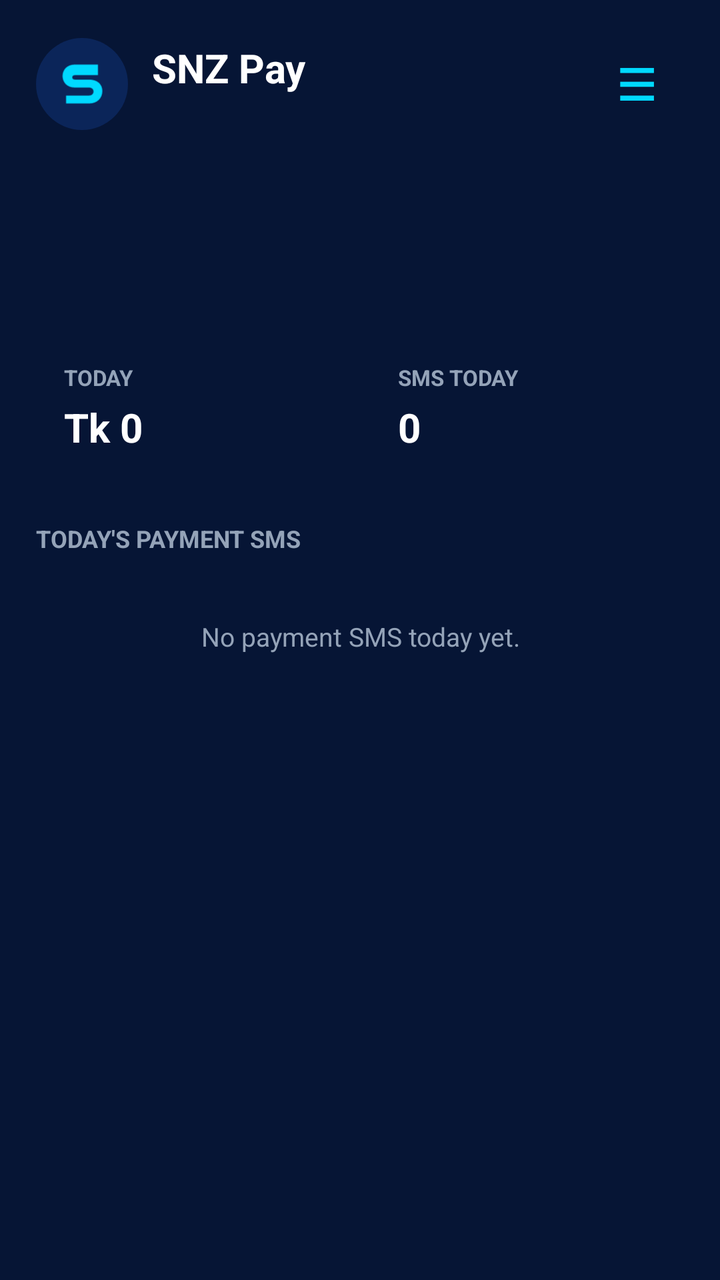
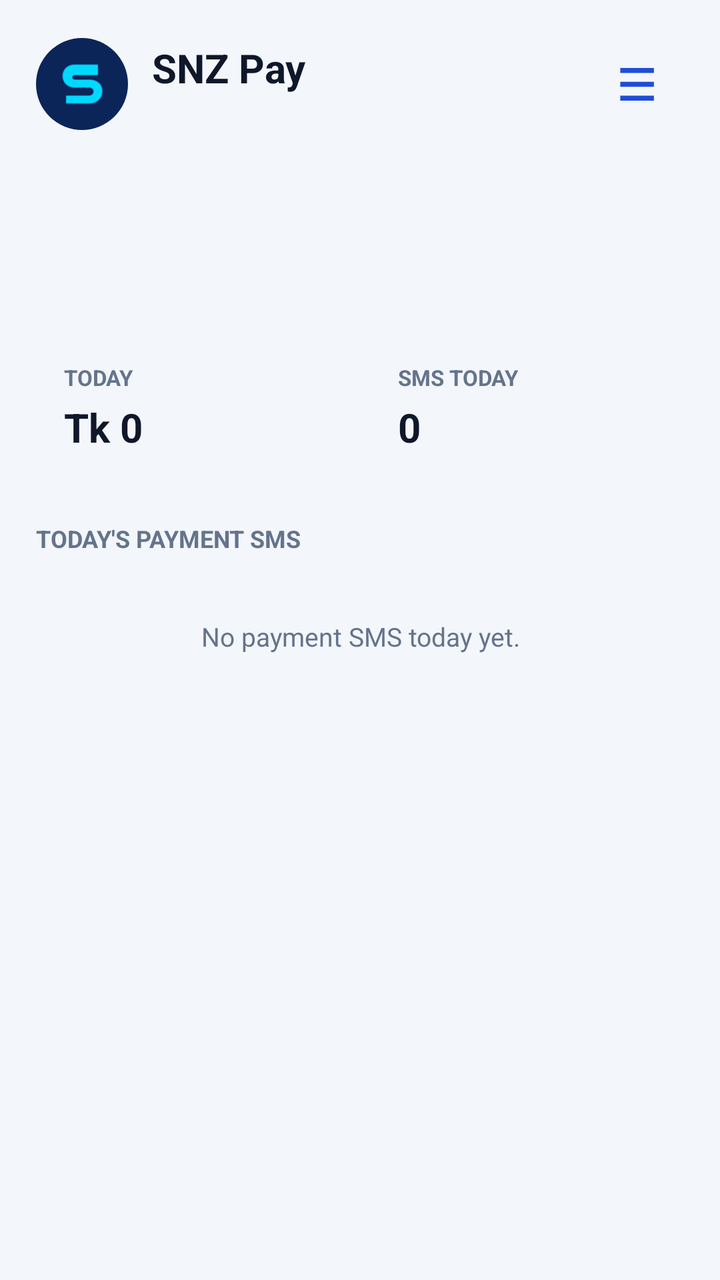

Compare the two renders of this Android layout. The source of the first and the diff that turns it into the second are given below.
<!-- AndroidManifest.xml: application theme AppTheme -->
<!-- res/layout/activity_main.xml -->
<?xml version="1.0" encoding="utf-8"?>
<ScrollView xmlns:android="http://schemas.android.com/apk/res/android"
    android:layout_width="match_parent"
    android:layout_height="match_parent"
    android:fillViewport="true">

    <LinearLayout
        android:id="@+id/mainRoot"
        android:layout_width="match_parent"
        android:layout_height="wrap_content"
        android:orientation="vertical"
        android:padding="18dp">

        
        <LinearLayout
            android:layout_width="match_parent"
            android:layout_height="wrap_content"
            android:gravity="center_vertical"
            android:orientation="horizontal">

            <ImageView
                android:layout_width="46dp"
                android:layout_height="46dp"
                android:src="@drawable/app_logo"
                android:contentDescription="@string/app_name" />

            <LinearLayout
                android:layout_width="0dp"
                android:layout_height="wrap_content"
                android:layout_marginStart="12dp"
                android:layout_weight="1"
                android:orientation="vertical">

                <TextView
                    android:layout_width="wrap_content"
                    android:layout_height="wrap_content"
                    android:text="@string/app_name"
                    android:textColor="@color/text"
                    android:textSize="20sp"
                    android:textStyle="bold" />

                <TextView
                    android:id="@+id/tvKeyInfo"
                    android:layout_width="wrap_content"
                    android:layout_height="wrap_content"
                    android:textColor="@color/brand"
                    android:textSize="12sp" />
            </LinearLayout>

            <TextView
                android:id="@+id/btnMenu"
                android:layout_width="48dp"
                android:layout_height="48dp"
                android:gravity="center"
                android:text="☰"
                android:textColor="@color/brand"
                android:textSize="22sp"
                android:textStyle="bold" />
        </LinearLayout>

        
        <LinearLayout
            android:id="@+id/cardStatus"
            android:layout_width="match_parent"
            android:layout_height="wrap_content"
            android:layout_marginTop="18dp"
            android:orientation="vertical"
            android:padding="16dp">

            <TextView
                android:id="@+id/tvStatus"
                android:layout_width="match_parent"
                android:layout_height="wrap_content"
                android:textColor="@color/green"
                android:textSize="14sp"
                android:textStyle="bold" />

            <TextView
                android:id="@+id/tvStatusSub"
                android:layout_width="match_parent"
                android:layout_height="wrap_content"
                android:layout_marginTop="4dp"
                android:textColor="@color/muted"
                android:textSize="12sp" />

            <Button
                android:id="@+id/btnFix"
                android:layout_width="match_parent"
                android:layout_height="46dp"
                android:layout_marginTop="12dp"
                android:text="ALLOW SMS"
                android:textColor="@color/bg"
                android:textStyle="bold"
                android:visibility="gone" />
        </LinearLayout>

        
        <LinearLayout
            android:layout_width="match_parent"
            android:layout_height="wrap_content"
            android:layout_marginTop="12dp"
            android:orientation="horizontal">

            <LinearLayout
                android:id="@+id/boxToday"
                android:layout_width="0dp"
                android:layout_height="wrap_content"
                android:layout_weight="1"
                android:orientation="vertical"
                android:padding="14dp">

                <TextView
                    android:layout_width="wrap_content"
                    android:layout_height="wrap_content"
                    android:text="TODAY"
                    android:textColor="@color/muted"
                    android:textSize="11sp"
                    android:textStyle="bold" />

                <TextView
                    android:id="@+id/tvToday"
                    android:layout_width="wrap_content"
                    android:layout_height="wrap_content"
                    android:layout_marginTop="4dp"
                    android:text="Tk 0"
                    android:textColor="@color/text"
                    android:textSize="20sp"
                    android:textStyle="bold" />
            </LinearLayout>

            <LinearLayout
                android:id="@+id/boxCount"
                android:layout_width="0dp"
                android:layout_height="wrap_content"
                android:layout_marginStart="10dp"
                android:layout_weight="1"
                android:orientation="vertical"
                android:padding="14dp">

                <TextView
                    android:layout_width="wrap_content"
                    android:layout_height="wrap_content"
                    android:text="SMS TODAY"
                    android:textColor="@color/muted"
                    android:textSize="11sp"
                    android:textStyle="bold" />

                <TextView
                    android:id="@+id/tvCount"
                    android:layout_width="wrap_content"
                    android:layout_height="wrap_content"
                    android:layout_marginTop="4dp"
                    android:text="0"
                    android:textColor="@color/text"
                    android:textSize="20sp"
                    android:textStyle="bold" />
            </LinearLayout>
        </LinearLayout>

        
        <TextView
            android:layout_width="wrap_content"
            android:layout_height="wrap_content"
            android:layout_marginTop="20dp"
            android:text="TODAY'S PAYMENT SMS"
            android:textColor="@color/muted"
            android:textSize="12sp"
            android:textStyle="bold" />

        <LinearLayout
            android:id="@+id/list"
            android:layout_width="match_parent"
            android:layout_height="wrap_content"
            android:layout_marginTop="8dp"
            android:orientation="vertical" />

        <TextView
            android:id="@+id/tvEmpty"
            android:layout_width="match_parent"
            android:layout_height="wrap_content"
            android:gravity="center"
            android:padding="24dp"
            android:text="No payment SMS today yet."
            android:textColor="@color/muted"
            android:textSize="13sp" />

    </LinearLayout>
</ScrollView>
<!-- resources referenced by this layout -->
<resources>
  <color name="bg">#061535</color>
  <color name="brand">#00D9FF</color>
  <color name="green">#00D89A</color>
  <color name="muted">#94A3B8</color>
  <color name="text">#FFFFFF</color>
  <!-- drawable app_logo (drawable) -->
  <?xml version="1.0" encoding="utf-8"?>
  <layer-list xmlns:android="http://schemas.android.com/apk/res/android">
      <item>
          <shape android:shape="oval">
              <solid android:color="#0B2559" />
          </shape>
      </item>
      <item
          android:bottom="16dp"
          android:drawable="@drawable/app_logo_mark"
          android:left="16dp"
          android:right="16dp"
          android:top="16dp" />
  </layer-list>
  <string name="app_name">SNZ Pay</string>
  <style name="AppTheme" parent="@android:style/Theme.Material.NoActionBar">
          <item name="android:windowBackground">@color/bg</item>
          <item name="android:statusBarColor">@color/bg</item>
          <item name="android:navigationBarColor">@color/bg</item>
          <item name="android:colorAccent">@color/brand</item>
          <item name="android:textColorPrimary">@color/text</item>
      </style>
  <!-- drawable app_logo_mark (drawable) -->
  <?xml version="1.0" encoding="utf-8"?>
  <vector xmlns:android="http://schemas.android.com/apk/res/android"
      android:width="72dp"
      android:height="72dp"
      android:viewportWidth="72"
      android:viewportHeight="72">
      <path
          android:fillColor="#00D9FF"
          android:pathData="M54,14H28C19,14 14,20 14,27s5,13 14,13h16c3,0 5,2 5,4.5S47,49 44,49H18v9h26c9,0 15,-6 15,-14s-6,-13 -15,-13H28c-2,0 -3,-1 -3,-2.5S26,26 28,26h26z" />
  </vector>
</resources>

<!-- the commit's change to res/layout/activity_main.xml (unified diff, before → after) -->
@@ -89,7 +89,7 @@
                 android:layout_height="46dp"
                 android:layout_marginTop="12dp"
                 android:text="ALLOW SMS"
-                android:textColor="@color/bg"
+                android:textColor="@color/on_brand"
                 android:textStyle="bold"
                 android:visibility="gone" />
         </LinearLayout>
<!-- resource entries referenced after the edit -->
@@ -1,10 +1,11 @@
 <!-- resources referenced by this layout -->
 <resources>
-  <color name="bg">#061535</color>
-  <color name="brand">#00D9FF</color>
-  <color name="green">#00D89A</color>
-  <color name="muted">#94A3B8</color>
-  <color name="text">#FFFFFF</color>
+  <color name="bg">#F3F6FB</color>
+  <color name="brand">#1D4ED8</color>
+  <color name="green">#15803D</color>
+  <color name="muted">#64748B</color>
+  <color name="on_brand">#FFFFFF</color>
+  <color name="text">#0F172A</color>
   <!-- drawable app_logo (drawable) -->
   <?xml version="1.0" encoding="utf-8"?>
   <layer-list xmlns:android="http://schemas.android.com/apk/res/android">
@@ -21,12 +22,14 @@
           android:top="16dp" />
   </layer-list>
   <string name="app_name">SNZ Pay</string>
-  <style name="AppTheme" parent="@android:style/Theme.Material.NoActionBar">
+  <style name="AppTheme" parent="@android:style/Theme.Material.Light.NoActionBar">
           <item name="android:windowBackground">@color/bg</item>
           <item name="android:statusBarColor">@color/bg</item>
           <item name="android:navigationBarColor">@color/bg</item>
           <item name="android:colorAccent">@color/brand</item>
           <item name="android:textColorPrimary">@color/text</item>
+          <item name="android:windowLightStatusBar">true</item>
+          <item name="android:windowLightNavigationBar">true</item>
       </style>
   <!-- drawable app_logo_mark (drawable) -->
   <?xml version="1.0" encoding="utf-8"?>
